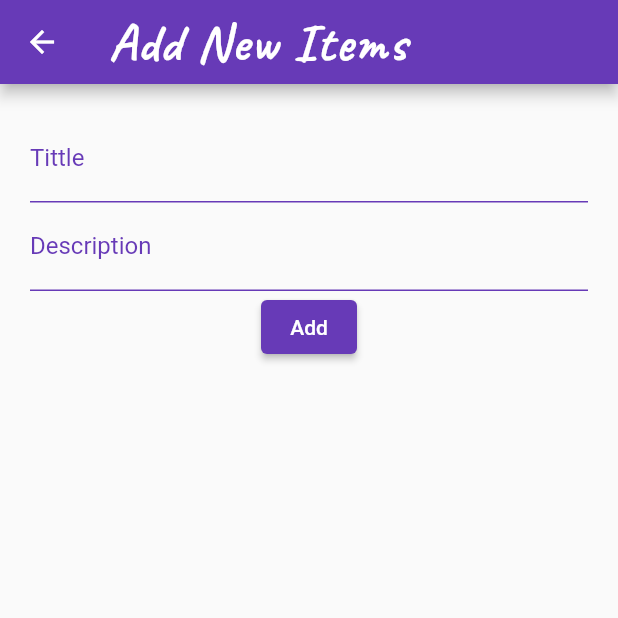
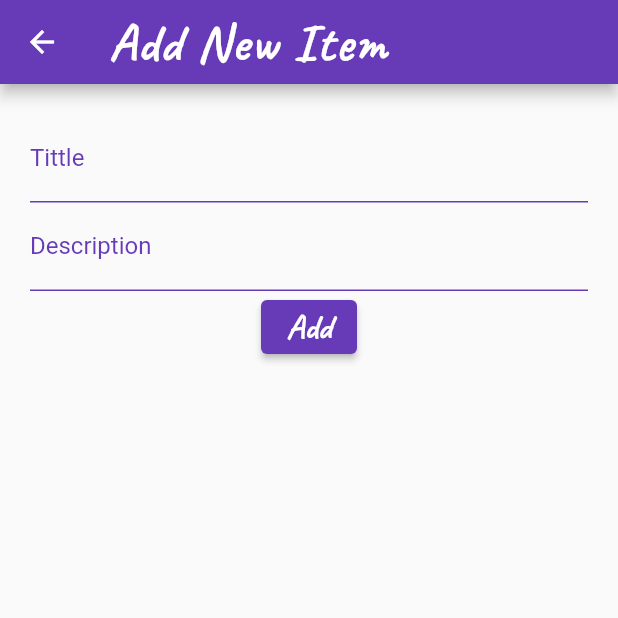
Before and after one commit to Aleynaesr/shop-list, a Flutter app: the screen it shows after launch, after a tap on the "add" icon, on a phone screen of 412 x 824 dp, the top half of it. Run offline on Flutter 3.47's test engine with Material 2 defaults, Android fonts, the phone set to English and light mode, and no system bars; our stand-ins replace google_fonts, shared_preferences, sqflite; accounts and stored records are empty.

Commit message:
second screen

```diff
--- a/lib/screens/word_add.dart
+++ b/lib/screens/word_add.dart
@@ -21,7 +21,8 @@ class WordAddState extends State {
   Widget build(BuildContext context) {
     return Scaffold(
       appBar: AppBar(
-        title:  Text("Add New Items",
+        title: Text(
+          "Add New Item",
           style: GoogleFonts.caveat(
             textStyle: const TextStyle(
               color: Colors.white,
@@ -29,7 +30,8 @@ class WordAddState extends State {
               letterSpacing: 1,
               fontWeight: FontWeight.w700,
             ),
-          ),),
+          ),
+        ),
         backgroundColor: Colors.deepPurple,
       ),
       body: Padding(
@@ -71,7 +73,16 @@ class WordAddState extends State {
 
   buildSaveButton() {
     return ElevatedButton(
-      child: const Text("Add"),
+      child: Text(
+        "Add",
+        style: GoogleFonts.caveat(
+          textStyle: const TextStyle(
+            color: Colors.white,
+            fontSize: 23.0,
+            fontWeight: FontWeight.w700,
+          ),
+        ),
+      ),
       onPressed: () {
         addWord();
       },
--- a/lib/screens/word_list.dart
+++ b/lib/screens/word_list.dart
@@ -3,6 +3,7 @@ import 'package:sqflite_demo/data/db_helper.dart';
 import 'package:sqflite_demo/models/word.dart';
 import 'package:sqflite_demo/screens/word_add.dart';
 import 'package:google_fonts/google_fonts.dart';
+import 'package:shared_preferences/shared_preferences.dart';
 
 class WordList extends StatefulWidget {
   const WordList({Key key}) : super(key: key);
@@ -18,6 +19,12 @@ class _WordListState extends State {
 
   List<Word> words;
   int wordCount = 0;
+
+
+  void getfwords() async{
+    SharedPreferences prefs = await SharedPreferences.getInstance()  ;
+
+  }
 
 
   @override
--- a/pubspec.yaml
+++ b/pubspec.yaml
@@ -37,6 +37,7 @@ dependencies:
   cupertino_icons: ^0.1.2
 
   google_fonts: ^2.1.0
+  shared_preferences:
 
 
 dev_dependencies:
```
